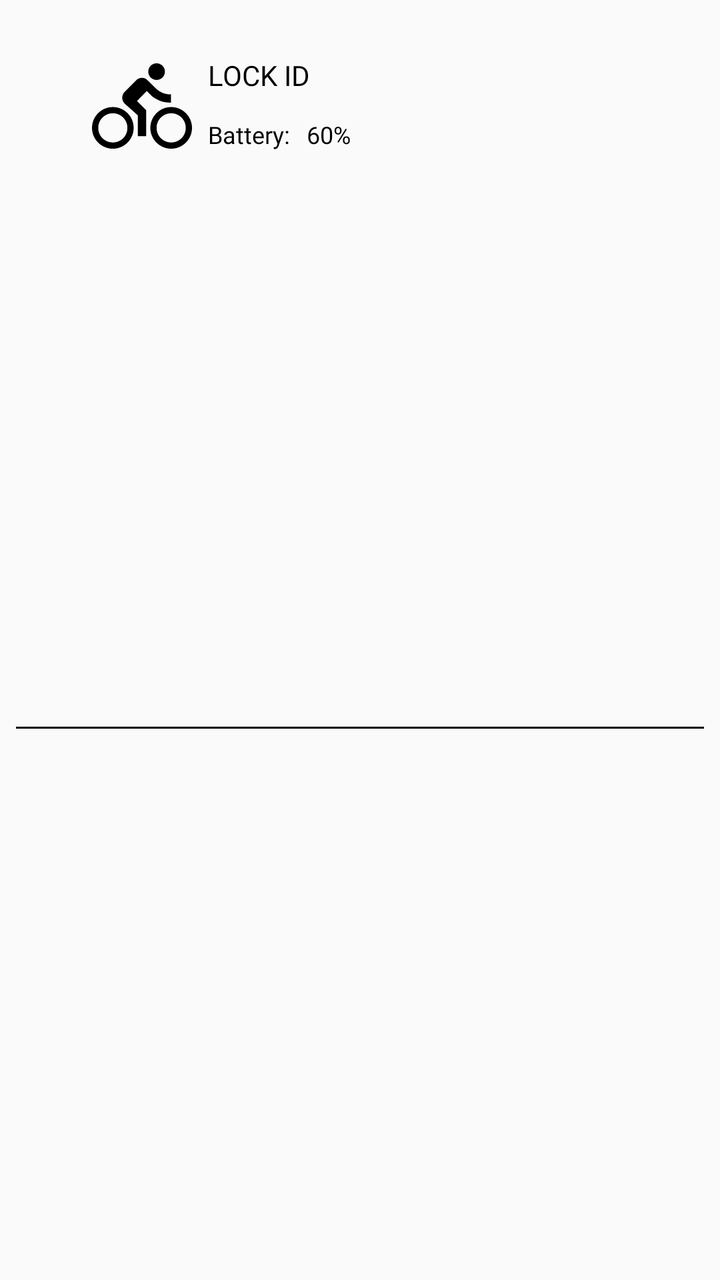
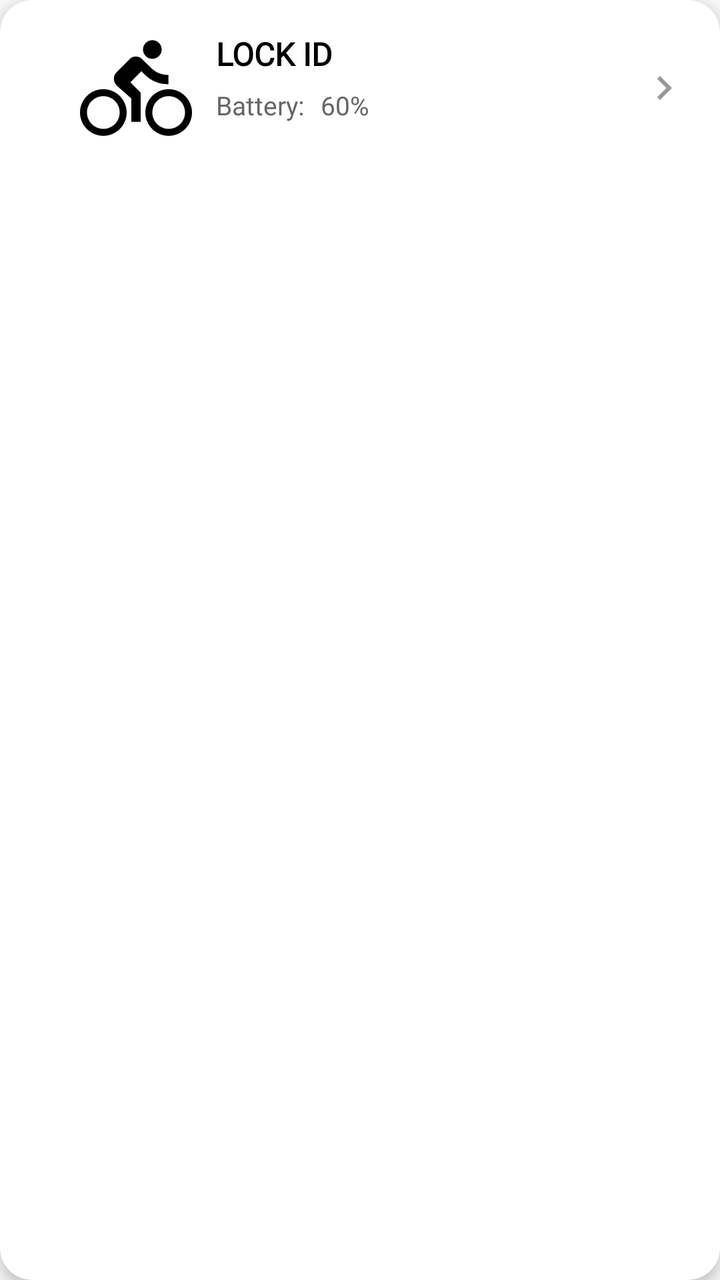

Before-and-after screenshots of an Android layout around one commit, followed by the original layout XML and the change that was made.
<!-- AndroidManifest.xml: application theme AppTheme -->
<!-- res/layout/row_bicycle_list_adapter_items.xml -->
<?xml version="1.0" encoding="utf-8"?>
<androidx.constraintlayout.widget.ConstraintLayout xmlns:android="http://schemas.android.com/apk/res/android"
    android:layout_width="match_parent"
    android:layout_height="wrap_content"
    xmlns:app="http://schemas.android.com/apk/res-auto"
    android:paddingHorizontal="@dimen/eight_dp"
    android:paddingTop="@dimen/eight_dp"
    android:id="@+id/container">

    <View
        android:id="@id/status"
        android:layout_width="10dp"
        android:layout_height="10dp"
        android:layout_marginStart="16dp"
        app:layout_constraintBottom_toBottomOf="@id/iv_bike"
        app:layout_constraintStart_toStartOf="parent"
        app:layout_constraintTop_toTopOf="@id/iv_bike"
        app:layout_constraintVertical_bias="0.628" />

    <ImageView
        android:id="@+id/iv_bike"
        android:layout_width="@dimen/fifty_dp"
        android:layout_height="@dimen/fifty_dp"
        android:layout_marginStart="12dp"
        android:layout_marginTop="20dp"
        android:contentDescription="@string/bicycle_icon"
        android:src="@drawable/bike"
        app:layout_constraintStart_toEndOf="@+id/status"
        app:layout_constraintTop_toTopOf="parent" />

    <TextView
        android:id="@+id/tv_lock_id"
        android:layout_width="wrap_content"
        android:layout_height="wrap_content"
        android:fontFamily="@font/comfortaa_regular"
        android:text="Lock Id"
        android:textAllCaps="true"
        android:textColor="@color/black"
        android:textSize="14sp"
        app:layout_constraintStart_toEndOf="@id/iv_bike"
        app:layout_constraintTop_toTopOf="@id/iv_bike"
        android:layout_marginStart="@dimen/eight_dp" />

    <TextView
        android:id="@+id/battery_hint"
        android:layout_width="wrap_content"
        android:layout_height="wrap_content"
        android:layout_below="@+id/tv_lock_id"
        app:layout_constraintStart_toEndOf="@id/iv_bike"
        app:layout_constraintTop_toBottomOf="@id/tv_lock_id"
        android:layout_marginStart="@dimen/eight_dp"
        android:layout_marginTop="@dimen/twelve_dp"
        android:fontFamily="@font/comfortaa_regular"
        android:text="Battery:"
        android:textColor="@color/black"
        android:textSize="12sp" />

    
    <TextView
        android:id="@+id/battery_value"
        android:layout_width="wrap_content"
        android:layout_height="wrap_content"
        android:fontFamily="@font/comfortaa_regular"
        android:text="60%"
        android:textColor="@color/black"
        android:textSize="12sp"
        app:layout_constraintStart_toEndOf="@+id/battery_hint"
        app:layout_constraintTop_toBottomOf="@id/tv_lock_id"
        android:layout_marginTop="@dimen/twelve_dp"
        android:layout_marginStart="@dimen/eight_dp"/>

    <View
        android:layout_width="match_parent"
        android:layout_height="1dp"
        android:layout_marginTop="@dimen/twelve_dp"
        android:background="@color/black"
        app:layout_constraintBottom_toBottomOf="parent"
        app:layout_constraintTop_toBottomOf="@id/battery_hint"/>

</androidx.constraintlayout.widget.ConstraintLayout>
<!-- resources referenced by this layout -->
<resources>
  <color name="black">#000000</color>
  <dimen name="eight_dp">8dp</dimen>
  <dimen name="fifty_dp">50dp</dimen>
  <dimen name="twelve_dp">12dp</dimen>
  <!-- drawable bike (drawable) -->
  <?xml version="1.0" encoding="utf-8"?>
  <vector xmlns:android="http://schemas.android.com/apk/res/android"
      android:width="512dp"
      android:height="512dp"
      android:viewportWidth="512"
      android:viewportHeight="512">
      <path
          android:fillColor="#FF000000"
          android:pathData="M330.667,122.667c23.467,0 42.667,-19.2 42.667,-42.667s-19.2,-42.667 -42.667,-42.667S288,56.533 288,80S307.2,122.667 330.667,122.667z"/>
      <path
          android:fillColor="#FF000000"
          android:pathData="M106.667,261.333C48,261.333 0,309.333 0,368s48,106.667 106.667,106.667c58.667,0 106.667,-48 106.667,-106.667S165.333,261.333 106.667,261.333zM106.667,442.667C65.067,442.667 32,409.6 32,368s33.067,-74.667 74.667,-74.667c41.6,0 74.667,33.067 74.667,74.667S148.267,442.667 106.667,442.667z"/>
      <path
          android:fillColor="#FF000000"
          android:pathData="M404.267,238.933v-42.667c-32,0 -58.667,-11.733 -77.867,-30.933L284.8,124.8c-6.4,-7.467 -17.067,-12.8 -28.8,-12.8s-22.4,4.267 -29.867,12.8l-58.667,58.667c-7.467,7.467 -12.8,18.133 -12.8,29.867s5.333,22.4 12.8,30.933l67.2,59.733v106.667h42.667V277.333L230.4,230.4l50.133,-51.2l16,16C323.2,222.933 360.533,238.933 404.267,238.933z"/>
      <path
          android:fillColor="#FF000000"
          android:pathData="M405.333,261.333c-58.667,0 -106.667,48 -106.667,106.667s48,106.667 106.667,106.667C464,474.667 512,426.667 512,368S464,261.333 405.333,261.333zM405.333,442.667c-41.6,0 -74.667,-33.067 -74.667,-74.667s33.067,-74.667 74.667,-74.667C446.933,293.333 480,326.4 480,368S446.933,442.667 405.333,442.667z"/>
  </vector>
  <string name="bicycle_icon">bicycle icon</string>
  <style name="AppTheme" parent="Theme.AppCompat.Light.DarkActionBar">
          
          <item name="colorPrimary">@color/colorPrimary</item>
          <item name="colorPrimaryDark">@color/colorPrimaryDark</item>
          <item name="colorAccent">@color/colorAccent</item>
          <item name="android:windowActionBarOverlay">true</item>
      </style>
  <color name="colorPrimary">#000000</color>
  <color name="colorPrimaryDark">#0E171E</color>
  <color name="colorAccent">#666666</color>
</resources>

<!-- the commit's change to res/layout/row_bicycle_list_adapter_items.xml (unified diff, before → after) -->
@@ -1,17 +1,24 @@
 <?xml version="1.0" encoding="utf-8"?>
-<androidx.constraintlayout.widget.ConstraintLayout xmlns:android="http://schemas.android.com/apk/res/android"
+<androidx.cardview.widget.CardView xmlns:android="http://schemas.android.com/apk/res/android"
+    xmlns:app="http://schemas.android.com/apk/res-auto"
     android:layout_width="match_parent"
     android:layout_height="wrap_content"
-    xmlns:app="http://schemas.android.com/apk/res-auto"
-    android:paddingHorizontal="@dimen/eight_dp"
-    android:paddingTop="@dimen/eight_dp"
+    android:layout_marginHorizontal="12dp"
+    android:layout_marginVertical="6dp"
+    app:cardCornerRadius="16dp"
+    app:cardElevation="4dp"
+    app:cardBackgroundColor="@color/white">
+
+    <androidx.constraintlayout.widget.ConstraintLayout
+        android:layout_width="match_parent"
+        android:layout_height="wrap_content"
+        android:padding="16dp"
     android:id="@+id/container">
 
     <View
         android:id="@id/status"
-        android:layout_width="10dp"
-        android:layout_height="10dp"
-        android:layout_marginStart="16dp"
+            android:layout_width="12dp"
+            android:layout_height="12dp"
         app:layout_constraintBottom_toBottomOf="@id/iv_bike"
         app:layout_constraintStart_toStartOf="parent"
         app:layout_constraintTop_toTopOf="@id/iv_bike"
@@ -19,10 +26,9 @@
 
     <ImageView
         android:id="@+id/iv_bike"
-        android:layout_width="@dimen/fifty_dp"
-        android:layout_height="@dimen/fifty_dp"
+            android:layout_width="56dp"
+            android:layout_height="56dp"
         android:layout_marginStart="12dp"
-        android:layout_marginTop="20dp"
         android:contentDescription="@string/bicycle_icon"
         android:src="@drawable/bike"
         app:layout_constraintStart_toEndOf="@+id/status"
@@ -30,51 +36,57 @@
 
     <TextView
         android:id="@+id/tv_lock_id"
-        android:layout_width="wrap_content"
+            android:layout_width="0dp"
         android:layout_height="wrap_content"
         android:fontFamily="@font/comfortaa_regular"
         android:text="Lock Id"
         android:textAllCaps="true"
         android:textColor="@color/black"
-        android:textSize="14sp"
+            android:textSize="16sp"
+            android:textStyle="bold"
+            app:layout_constraintEnd_toStartOf="@+id/chevron_icon"
         app:layout_constraintStart_toEndOf="@id/iv_bike"
         app:layout_constraintTop_toTopOf="@id/iv_bike"
-        android:layout_marginStart="@dimen/eight_dp" />
+            android:layout_marginStart="12dp"
+            android:layout_marginEnd="8dp" />
 
     <TextView
         android:id="@+id/battery_hint"
         android:layout_width="wrap_content"
         android:layout_height="wrap_content"
-        android:layout_below="@+id/tv_lock_id"
         app:layout_constraintStart_toEndOf="@id/iv_bike"
         app:layout_constraintTop_toBottomOf="@id/tv_lock_id"
-        android:layout_marginStart="@dimen/eight_dp"
-        android:layout_marginTop="@dimen/twelve_dp"
+            android:layout_marginStart="12dp"
+            android:layout_marginTop="6dp"
         android:fontFamily="@font/comfortaa_regular"
         android:text="Battery:"
-        android:textColor="@color/black"
-        android:textSize="12sp" />
+            android:textColor="#666666"
+            android:textSize="13sp" />
 
-    
     <TextView
         android:id="@+id/battery_value"
         android:layout_width="wrap_content"
         android:layout_height="wrap_content"
         android:fontFamily="@font/comfortaa_regular"
         android:text="60%"
-        android:textColor="@color/black"
-        android:textSize="12sp"
+            android:textColor="#666666"
+            android:textSize="13sp"
         app:layout_constraintStart_toEndOf="@+id/battery_hint"
         app:layout_constraintTop_toBottomOf="@id/tv_lock_id"
-        android:layout_marginTop="@dimen/twelve_dp"
-        android:layout_marginStart="@dimen/eight_dp"/>
+            android:layout_marginTop="6dp"
+            android:layout_marginStart="8dp"/>
 
-    <View
-        android:layout_width="match_parent"
-        android:layout_height="1dp"
-        android:layout_marginTop="@dimen/twelve_dp"
-        android:background="@color/black"
-        app:layout_constraintBottom_toBottomOf="parent"
-        app:layout_constraintTop_toBottomOf="@id/battery_hint"/>
+        <ImageView
+            android:id="@+id/chevron_icon"
+            android:layout_width="24dp"
+            android:layout_height="24dp"
+            android:src="@drawable/ic_chevron"
+            android:tint="#999999"
+            android:contentDescription="Navigate"
+            app:layout_constraintEnd_toEndOf="parent"
+            app:layout_constraintTop_toTopOf="parent"
+            app:layout_constraintBottom_toBottomOf="parent" />
 
 </androidx.constraintlayout.widget.ConstraintLayout>
+
+</androidx.cardview.widget.CardView>
<!-- resource entries referenced after the edit -->
@@ -1,9 +1,7 @@
 <!-- resources referenced by this layout -->
 <resources>
   <color name="black">#000000</color>
-  <dimen name="eight_dp">8dp</dimen>
-  <dimen name="fifty_dp">50dp</dimen>
-  <dimen name="twelve_dp">12dp</dimen>
+  <color name="white">#FFFFFF</color>
   <!-- drawable bike (drawable) -->
   <?xml version="1.0" encoding="utf-8"?>
   <vector xmlns:android="http://schemas.android.com/apk/res/android"
@@ -24,6 +22,12 @@
           android:fillColor="#FF000000"
           android:pathData="M405.333,261.333c-58.667,0 -106.667,48 -106.667,106.667s48,106.667 106.667,106.667C464,474.667 512,426.667 512,368S464,261.333 405.333,261.333zM405.333,442.667c-41.6,0 -74.667,-33.067 -74.667,-74.667s33.067,-74.667 74.667,-74.667C446.933,293.333 480,326.4 480,368S446.933,442.667 405.333,442.667z"/>
   </vector>
+  <!-- drawable ic_chevron (drawable) -->
+  <vector android:height="24dp" android:tint="#060606"
+      android:viewportHeight="24.0" android:viewportWidth="24.0"
+      android:width="24dp" xmlns:android="http://schemas.android.com/apk/res/android">
+      <path android:fillColor="#FF000000" android:pathData="M10,6L8.59,7.41 13.17,12l-4.58,4.59L10,18l6,-6z"/>
+  </vector>
   <string name="bicycle_icon">bicycle icon</string>
   <style name="AppTheme" parent="Theme.AppCompat.Light.DarkActionBar">
           
